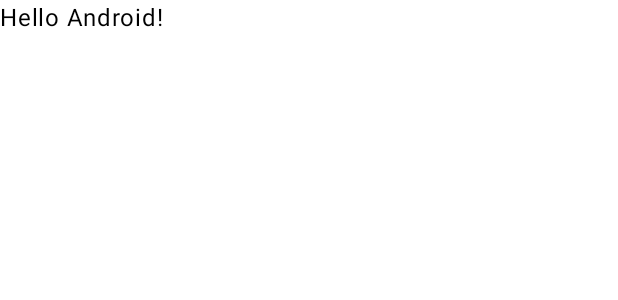
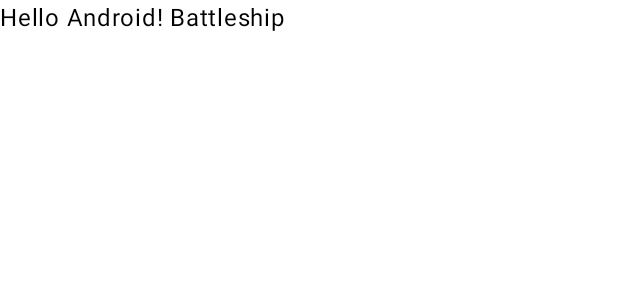
Before and after one commit to carlbonander516/battleshipsgroup25, an Android app built with Jetpack Compose: the @Preview function GreetingPreview, on a phone screen of 412 x 824 dp. Shown: the top 300 px of the screen. Run offline under Robolectric (Android 15) with nearby library versions, the phone set to English and light mode, and no system bars.

Commit message:
Update MainActivity.kt

```diff
--- a/app/src/main/java/com/example/battleshipsgroup25/MainActivity.kt
+++ b/app/src/main/java/com/example/battleshipsgroup25/MainActivity.kt
@@ -22,6 +22,7 @@ class MainActivity : ComponentActivity() {
                 Scaffold(modifier = Modifier.fillMaxSize()) { innerPadding ->
                     Greeting(
                         name = "Android",
+                        body = "Battleship",
                         modifier = Modifier.padding(innerPadding)
                     )
                 }
@@ -31,9 +32,9 @@ class MainActivity : ComponentActivity() {
 }
 
 @Composable
-fun Greeting(name: String, modifier: Modifier = Modifier) {
+fun Greeting(name: String, body: String, modifier: Modifier = Modifier) {
     Text(
-        text = "Hello $name!",
+        text = "Hello $name! $body",
         modifier = modifier
     )
 }
@@ -42,6 +43,6 @@ fun Greeting(name: String, modifier: Modifier = Modifier) {
 @Composable
 fun GreetingPreview() {
     Battleshipsgroup25Theme {
-        Greeting("Android")
+        Greeting("Android", "Battleship")
     }
 }
```
